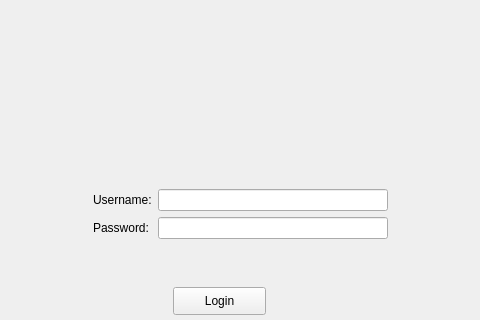
Old version of the form mainwindow.ui in the repository Big-Dogs/Bulk-Club-Project; both pictures show x 407 to 887 and y 133 to 453 of the 1280 by 720 pixel window.
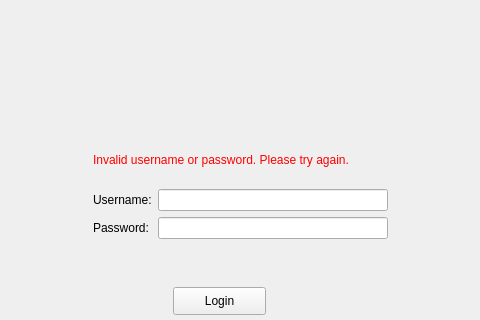
New version of the form.

Commit message:
hiding warning message fix
warning message now hides properly and is red

Diff of the .ui file:
```diff
--- a/mainwindow.ui
+++ b/mainwindow.ui
@@ -105,7 +105,7 @@
        <item row="0" column="0" colspan="2">
         <widget class="QLabel" name="label_home_warning">
          <property name="text">
-          <string/>
+          <string>&lt;html&gt;&lt;head/&gt;&lt;body&gt;&lt;p&gt;&lt;span style=&quot; color:#ff0000;&quot;&gt;Invalid username or password. Please try again.&lt;/span&gt;&lt;/p&gt;&lt;/body&gt;&lt;/html&gt;</string>
          </property>
         </widget>
        </item>
```
The commit also changes 1 other file.
